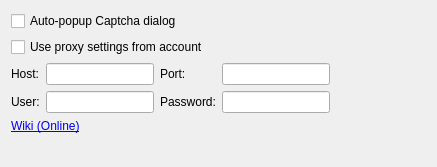
This is generic/captchaformsplugin/options.ui in psi-im/plugins as Qt 5 draws it before an edit. The edited form follows.
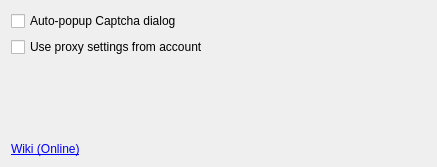
This is the edited form.

The edit to the form file:
```diff
--- a/generic/captchaformsplugin/options.ui
+++ b/generic/captchaformsplugin/options.ui
@@ -31,52 +31,17 @@
    <item>
     <layout class="QHBoxLayout" name="horizontalLayout">
      <item>
-      <layout class="QGridLayout" name="gridLayout">
-       <item row="0" column="0">
-        <widget class="QLabel" name="label">
-         <property name="text">
-          <string>Host:</string>
-         </property>
-        </widget>
-       </item>
-       <item row="0" column="1">
-        <widget class="QLineEdit" name="le_host"/>
-       </item>
-       <item row="0" column="2">
-        <widget class="QLabel" name="label_2">
-         <property name="text">
-          <string>Port:</string>
-         </property>
-        </widget>
-       </item>
-       <item row="0" column="3">
-        <widget class="QLineEdit" name="le_port">
-         <property name="inputMask">
-          <string>9999; </string>
-         </property>
-        </widget>
-       </item>
-       <item row="1" column="0">
-        <widget class="QLabel" name="label_3">
-         <property name="text">
-          <string>User:</string>
-         </property>
-        </widget>
-       </item>
-       <item row="1" column="1">
-        <widget class="QLineEdit" name="le_user"/>
-       </item>
-       <item row="1" column="2">
-        <widget class="QLabel" name="label_4">
-         <property name="text">
-          <string>Password:</string>
-         </property>
-        </widget>
-       </item>
-       <item row="1" column="3">
-        <widget class="QLineEdit" name="le_password"/>
-       </item>
-      </layout>
+      <spacer name="verticalSpacer">
+       <property name="orientation">
+        <enum>Qt::Vertical</enum>
+       </property>
+       <property name="sizeHint" stdset="0">
+        <size>
+         <width>0</width>
+         <height>0</height>
+        </size>
+       </property>
+      </spacer>
      </item>
      <item>
       <spacer name="horizontalSpacer">
@@ -103,19 +68,6 @@
      </property>
     </widget>
    </item>
-   <item>
-    <spacer name="verticalSpacer">
-     <property name="orientation">
-      <enum>Qt::Vertical</enum>
-     </property>
-     <property name="sizeHint" stdset="0">
-      <size>
-       <width>0</width>
-       <height>0</height>
-      </size>
-     </property>
-    </spacer>
-   </item>
   </layout>
  </widget>
  <resources/>
```
